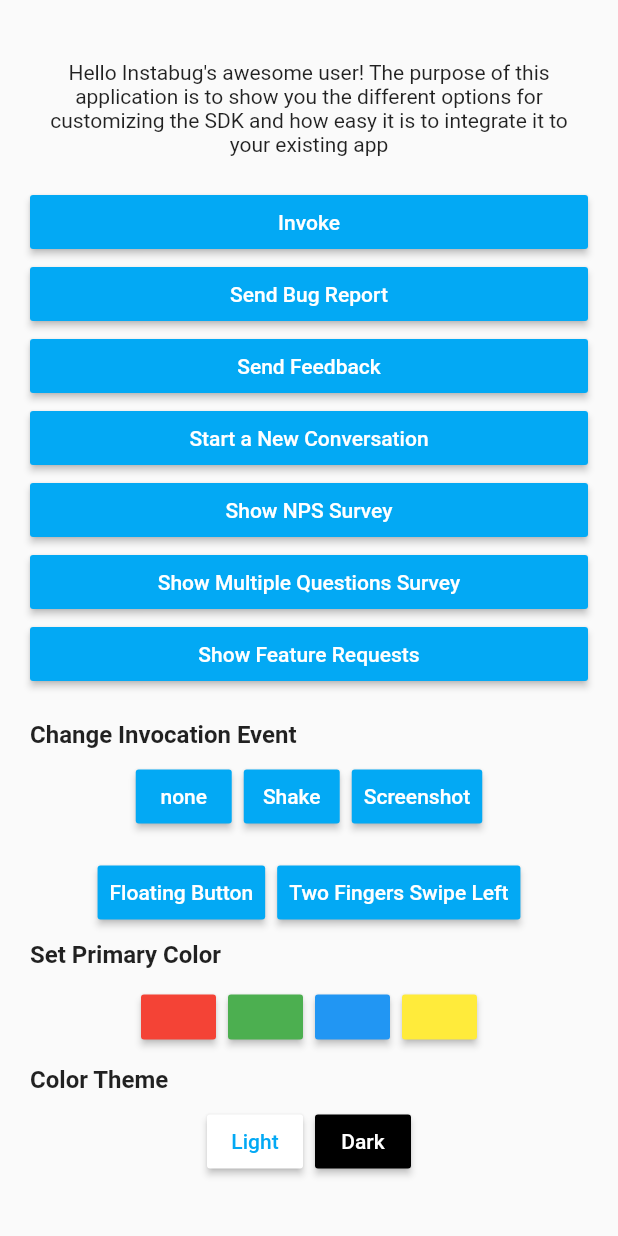
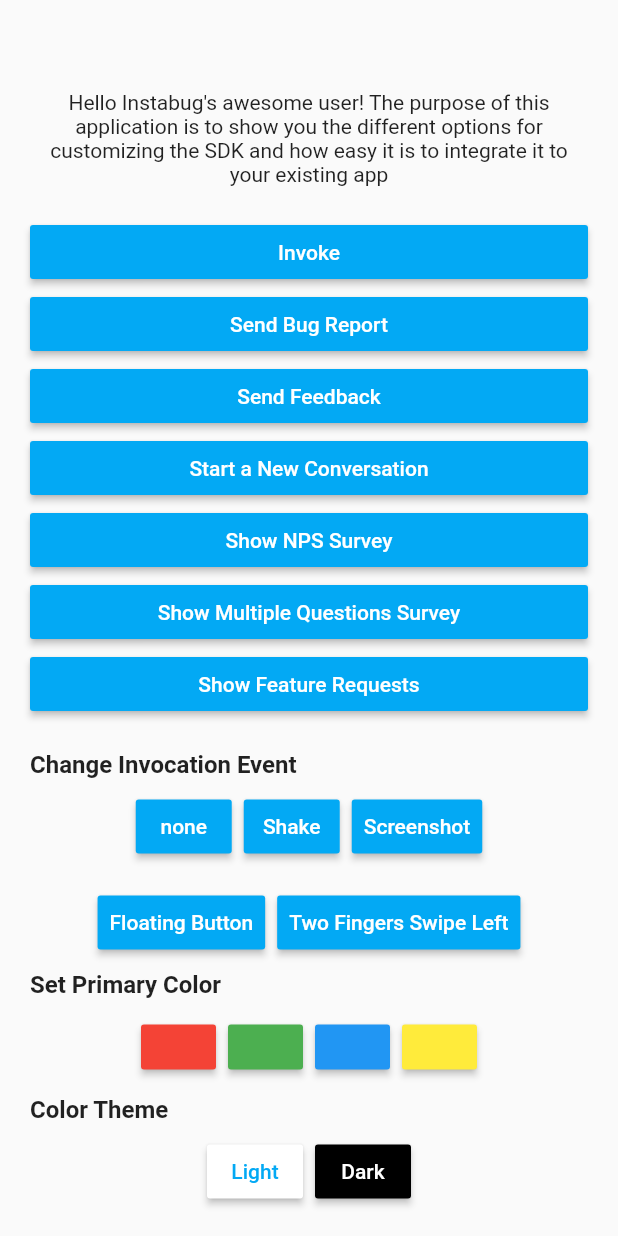
Before and after one commit to Instabug/Instabug-Flutter, a Flutter app: the screen it shows after launch, on a phone screen of 412 x 824 dp. Run offline on Flutter 3.47's test engine with Material 2 defaults, Android fonts, the phone set to English and light mode, and no system bars.

Commit message:
📝 Adjusting margins

```diff
--- a/example/lib/main.dart
+++ b/example/lib/main.dart
@@ -93,7 +93,7 @@
     return MaterialApp(
       home: Scaffold(
         body: SingleChildScrollView(
-          padding: EdgeInsets.only(top: 40.0),
+          padding: EdgeInsets.only(top: 60.0),
             child: Column(
           mainAxisAlignment: MainAxisAlignment.center,
           children: <Widget>[
```
